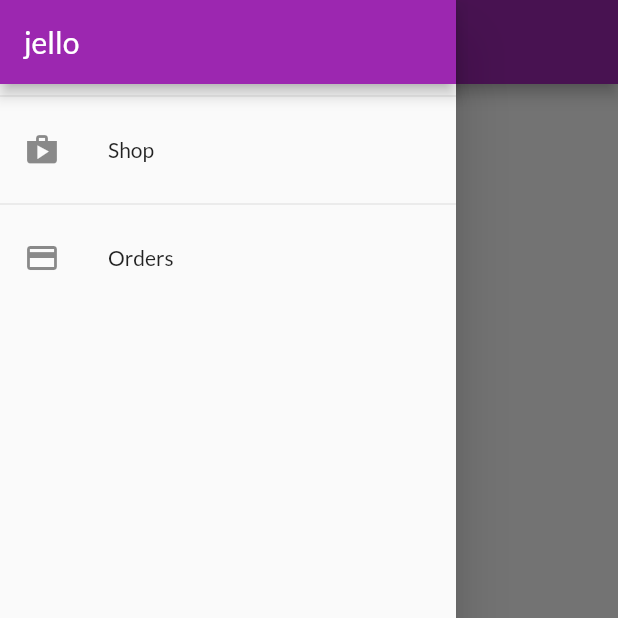
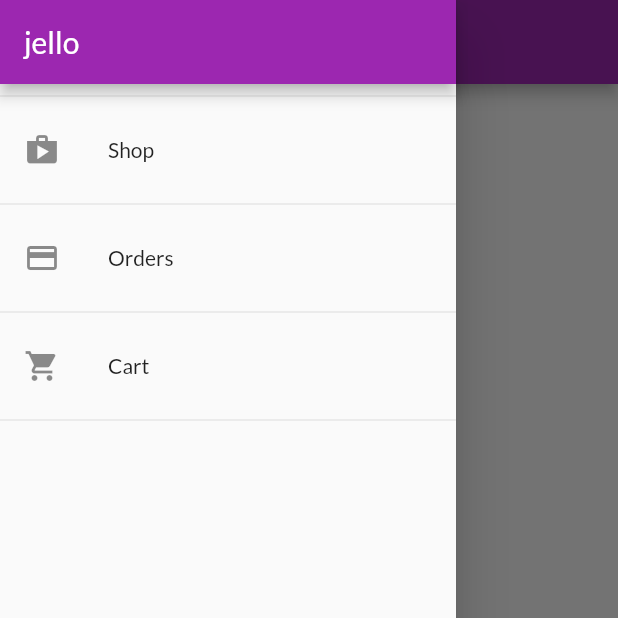
Before and after one commit to prakharmaurya/my_shop, a Flutter app: the OrdersScreen screen opened by its route, with the side drawer open, on a phone screen of 412 x 824 dp, the top half of it. Run offline on Flutter 3.47's test engine with Material 2 defaults, Android fonts, the phone set to English and light mode, and no system bars; network calls fail.

```diff
--- a/lib/widgets/app_drawer.dart
+++ b/lib/widgets/app_drawer.dart
@@ -1,6 +1,7 @@
 import 'package:flutter/material.dart';
 
 import '../screens/orders_screen/oreders_screen.dart';
+import '../screens/cart_screen/cart_screen.dart';
 
 class AppDrawer extends StatelessWidget {
   const AppDrawer({Key key}) : super(key: key);
@@ -31,6 +32,15 @@ class AppDrawer extends StatelessWidget {
                   .pushReplacementNamed(OrdersScreen.routeName);
             },
           ),
+          Divider(),
+          ListTile(
+            leading: Icon(Icons.shopping_cart),
+            title: Text('Cart'),
+            onTap: () {
+              Navigator.of(context).pushNamed(CartScreen.routeName);
+            },
+          ),
+          Divider(),
         ],
       ),
     );
```
